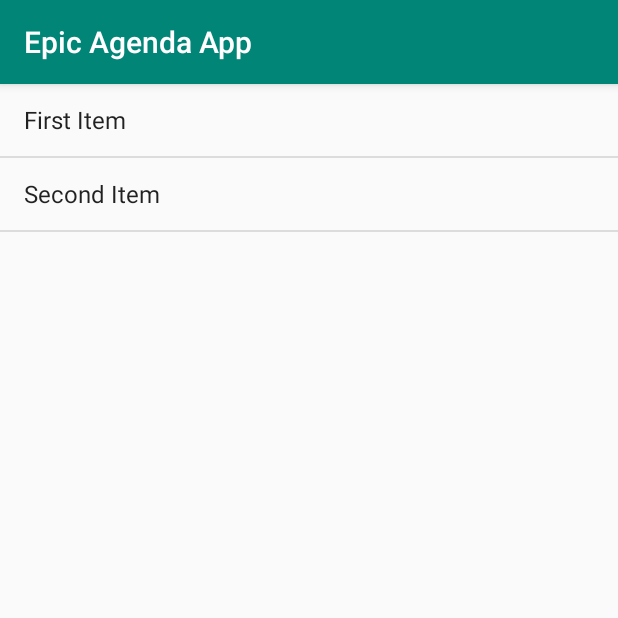
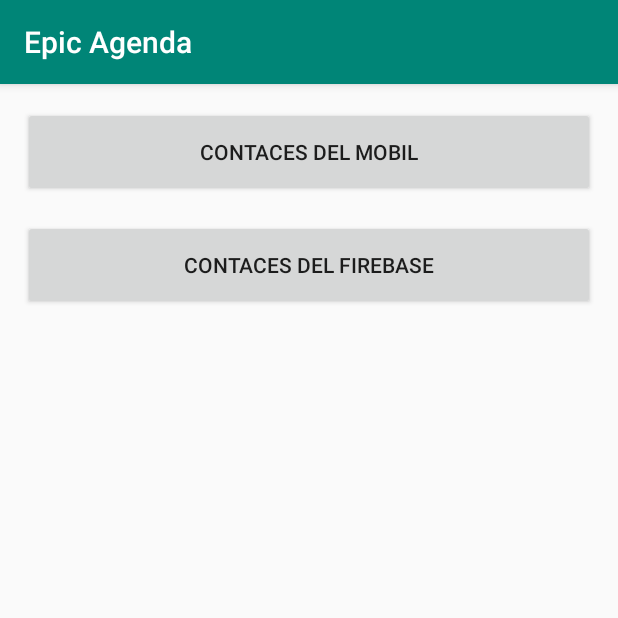
Before and after one commit to mikijaworski/epic-agenda, an Android app: the screen it shows after launch (MainActivity), on a phone screen of 412 x 824 dp, the top half of it. Run offline under Robolectric (Android 15) with nearby library versions, the phone set to English and light mode, and no system bars.

```diff
--- a/app/build.gradle
+++ b/app/build.gradle
@@ -23,6 +23,7 @@ dependencies {
     implementation fileTree(dir: 'libs', include: ['*.jar'])
     implementation 'androidx.appcompat:appcompat:1.0.2'
     implementation 'androidx.constraintlayout:constraintlayout:1.1.3'
+    implementation 'com.google.android.material:material:1.0.0'
     testImplementation 'junit:junit:4.12'
     androidTestImplementation 'androidx.test.ext:junit:1.1.0'
     androidTestImplementation 'androidx.test.espresso:espresso-core:3.1.1'
--- a/app/src/main/AndroidManifest.xml
+++ b/app/src/main/AndroidManifest.xml
@@ -1,6 +1,8 @@
 <?xml version="1.0" encoding="utf-8"?>
 <manifest xmlns:android="http://schemas.android.com/apk/res/android"
     package="com.example.epicagendaapp">
+
+    <uses-permission android:name="android.permission.READ_CONTACTS" />
 
     <application
         android:allowBackup="true"
@@ -9,6 +11,8 @@
         android:roundIcon="@mipmap/ic_launcher_round"
         android:supportsRtl="true"
         android:theme="@style/AppTheme">
+        <activity android:name=".ContactsTelActivity">
+        </activity>
         <activity android:name=".MainActivity">
             <intent-filter>
                 <action android:name="android.intent.action.MAIN" />
@@ -18,6 +22,4 @@
         </activity>
     </application>
 
-    <uses-sdk android:minSdkVersion="8" />
-    <uses-permission android:name="android.permission.READ_CONTACTS" />
 </manifest>
--- a/app/src/main/java/com/example/epicagendaapp/MainActivity.java
+++ b/app/src/main/java/com/example/epicagendaapp/MainActivity.java
@@ -1,56 +1,25 @@
 package com.example.epicagendaapp;
+
+import android.content.Intent;
+import android.os.Bundle;
+import android.view.View;
 
 import androidx.appcompat.app.AppCompatActivity;
 
-import android.os.Bundle;
-import android.view.View;
-import android.widget.AdapterView;
-import android.widget.ArrayAdapter;
-import android.widget.ListView;
-
-import java.util.ArrayList;
-
 public class MainActivity extends AppCompatActivity {
-
-    private ListView contactesView;
-    private ArrayList<String> contactes;
-    private ArrayAdapter contactesAdapter;
 
     @Override
     protected void onCreate(Bundle savedInstanceState) {
         super.onCreate(savedInstanceState);
         setContentView(R.layout.activity_main);
-
-        contactesView = findViewById(R.id.contactesView);
-
-        this.setupListViewListeners();
-        contactes = new ArrayList<>();
-
-        contactesAdapter = new ArrayAdapter(this, android.R.layout.simple_list_item_1, contactes);
-
-        contactesView.setAdapter(contactesAdapter);
-        contactes.add("First Item");
-        contactes.add("Second Item");
     }
 
-    private void setupListViewListeners() {
+    public void OpenMobileContacts(View view) {
+        Intent intent = new Intent(this, ContactsTelActivity.class);
+        startActivity(intent);
+    }
 
-        contactesView.setOnItemClickListener(new AdapterView.OnItemClickListener() {
-            @Override
-            public void onItemClick(AdapterView<?> parent, View view, int position, long id) {
-                System.out.println(position);
-                //OpenItem(view, position);
-            }
-        });
+    public void OpenFirebaseContacts(View view) {
 
-        contactesView.setOnItemLongClickListener(new AdapterView.OnItemLongClickListener() {
-            @Override
-            public boolean onItemLongClick(AdapterView<?> parent, View view, int position, long id) {
-                //items.remove(position);
-                //itemsAdapter.notifyDataSetChanged();
-                //writeItems();
-                return true;
-            }
-        });
     }
 }
--- a/app/src/main/res/layout/activity_main.xml
+++ b/app/src/main/res/layout/activity_main.xml
@@ -6,13 +6,31 @@
     android:layout_height="match_parent"
     tools:context=".MainActivity">
 
-    <ListView
-        android:id="@+id/contactesView"
+    <Button
+        android:id="@+id/contactes_tel"
         android:layout_width="match_parent"
-        android:layout_height="match_parent"
-        app:layout_constraintBottom_toBottomOf="parent"
+        android:layout_height="60dp"
+        android:layout_marginLeft="15dp"
+        android:layout_marginTop="15dp"
+        android:layout_marginRight="15dp"
+        android:text="Contaces del mobil"
+        android:onClick="OpenMobileContacts"
         app:layout_constraintEnd_toEndOf="parent"
         app:layout_constraintStart_toStartOf="parent"
         app:layout_constraintTop_toTopOf="parent" />
 
+    <Button
+        android:id="@+id/contactes_fire"
+        android:layout_width="match_parent"
+        android:layout_height="60dp"
+        android:layout_marginLeft="15dp"
+        android:layout_marginTop="15dp"
+        android:layout_marginRight="15dp"
+        android:text="Contaces del Firebase"
+        android:onClick="OpenFirebaseContacts"
+        app:layout_constraintEnd_toEndOf="parent"
+        app:layout_constraintHorizontal_bias="1.0"
+        app:layout_constraintStart_toStartOf="parent"
+        app:layout_constraintTop_toBottomOf="@+id/contactes_tel" />
+
 </androidx.constraintlayout.widget.ConstraintLayout>
--- /dev/null
+++ b/app/src/main/res/values/dimens.xml
@@ -0,0 +1,3 @@
+<resources>
+    <dimen name="fab_margin">16dp</dimen>
+</resources>
--- a/app/src/main/res/values/strings.xml
+++ b/app/src/main/res/values/strings.xml
@@ -1,3 +1,4 @@
 <resources>
-    <string name="app_name">Epic Agenda App</string>
+    <string name="app_name">Epic Agenda</string>
+    <string name="title_activity_test">test</string>
 </resources>
--- a/settings.gradle
+++ b/settings.gradle
@@ -1,2 +1,2 @@
 include ':app'
-rootProject.name='Epic Agenda App'
+rootProject.name='Epic Agenda'
```
Also changed, not shown: app/src/main/java/com/example/epicagendaapp/ContactsTelActivity.java (added, +90 -0 lines), app/src/main/java/models/Contact.java (added, +19 -0 lines), app/src/main/res/layout/activity_contacts_tel.xml (added, +18 -0 lines), app/src/main/res/values/styles.xml (+9 -0 lines).
